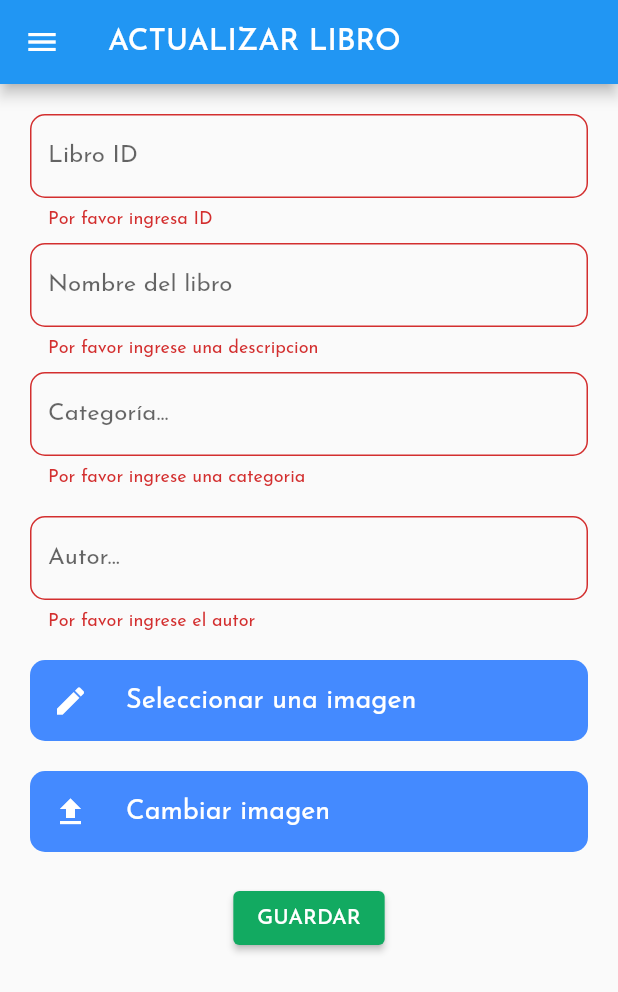
After one commit to inmtlux/flutterapp, a Flutter app: the LibroUpdateForm screen opened by its route, after a tap on "GUARDAR", on a phone screen of 412 x 824 dp. The commit adds this screen. Shown: the top 992 px of the screen. Run offline on Flutter 3.47's test engine with Material 2 defaults, Android fonts, the phone set to English and light mode, and no system bars; our stand-ins replace animated_splash_screen, card_swiper, charts_flutter, dio, font_awesome_flutter, google_fonts and 1 more; network calls fail.

Commit message:
form update added

```diff
--- a/flutterapp/lib/main.dart
+++ b/flutterapp/lib/main.dart
@@ -11,6 +11,7 @@
 import 'package:primera_prueba/screens/create-new-cuenta.dart'; //aca
 import 'package:primera_prueba/screens/inicio-screen.dart';
 import 'package:primera_prueba/screens/libro_form_screen.dart';
+import 'package:primera_prueba/screens/libro_update_form.dart';
 import 'package:primera_prueba/screens/login-screen.dart';
 import 'package:primera_prueba/screens/reporte_categoria_screen.dart';
 import 'package:primera_prueba/screens/reportes_screen.dart';
@@ -72,6 +73,7 @@
           'reporte_usuarios': (_) => UsuarioReporte(),
           'terror1_screen': (_) => Terror1Screen(),
           'libro_form_screen':(_) => LibroFormScreen(),
+          'libro_form_update':(_) => LibroUpdateForm()
         },
       ),
     );
--- a/flutterapp/lib/providers/libro_provider.dart
+++ b/flutterapp/lib/providers/libro_provider.dart
@@ -77,10 +77,14 @@
         headers: {HttpHeaders.contentTypeHeader: "application/json"},
         body: libro.toJson());
     // print(response.body);
+    final jsonRsp = convert.jsonDecode(response.body) as Map<String, dynamic>;
+    print('=========== Libro nuevo   =========');
+    print(jsonRsp['libro']['descripcion']);
+    print('=========== Libro nuevo   =========');
     // getLibros();
-    // notifyListeners();
-    final jsonRsp = convert.jsonDecode(response.body) as Map<String, dynamic>;
-    // notifyListeners();
+    getLibrosNovedades();
+    getLibrosPopulares();
+    notifyListeners();
     return jsonRsp;
   }
 
--- a/flutterapp/lib/screens/libro_form_screen.dart
+++ b/flutterapp/lib/screens/libro_form_screen.dart
@@ -89,7 +89,7 @@
 
     return Scaffold(
       appBar: AppBar(
-        title: Text('REGISTRO DE LIBROS'),
+        title: Text('REGISTRO DE LIBROS'),backgroundColor: Colors.blueAccent,
       ),
       body: Container(
         padding: const EdgeInsets.all(20.0),
@@ -192,6 +192,9 @@
             Container(
               child: ElevatedButton(
                 child: const Text('GUARDAR'),
+                style: ElevatedButton.styleFrom(
+                  primary: Color.fromARGB(255, 18, 170, 97)
+                ),
                 onPressed: () async {
                   if (_formKey.currentState!.validate()) {
                     ScaffoldMessenger.of(context).showSnackBar(
@@ -203,11 +206,12 @@
                       categoria: txtCategoria.text,
                       descripcion: txtDescripcion.text,
                       autor: txtAutor.text,
-                      img: txtImagen.text,
+                      img: '',
 
                     );
-
                     final rsp = await libroProvider.saveLibros(libro);
+                    print('=========== Libro nuevo   =========');
+                    print('Bienvenido ' + rsp['libro']['descripcion']);
                     String libroId = await (rsp['libro']['libroId']).toString();
                     await subir_imagen(libroId);
 
--- /dev/null
+++ b/flutterapp/lib/screens/libro_update_form.dart
@@ -0,0 +1,256 @@
+import 'package:flutter/cupertino.dart';
+import 'package:flutter/material.dart';
+import 'package:image_picker/image_picker.dart';
+import 'package:dio/dio.dart';
+import 'package:primera_prueba/models/libro.dart';
+import 'package:primera_prueba/providers/libro_provider.dart';
+import 'dart:io';
+
+import 'dart:async';
+
+import 'package:provider/provider.dart';
+
+import '../widgets/menu_lateral.dart';
+
+class LibroUpdateForm extends StatefulWidget {
+  @override
+  State<StatefulWidget> createState() => _LibroUpdateForm();
+}
+
+class _LibroUpdateForm extends State<LibroUpdateForm> {
+  final _formKey = GlobalKey<FormState>();
+  final txtId = TextEditingController();
+  final txtDescripcion = TextEditingController();
+  final txtAutor = TextEditingController();
+  final txtImagen = TextEditingController();
+  final txtCategoria = TextEditingController();
+  File? imagen;
+  String img = '';
+  final picker = ImagePicker();
+
+  Future setImage() async {
+    var pickedFile;
+
+    pickedFile = await picker.pickImage(source: ImageSource.gallery);
+    print(pickedFile);
+    setState(() {
+      if (pickedFile != null) {
+        imagen = File(pickedFile.path);
+        print('========================');
+        print(imagen!.path);
+        print('========================');
+      } else {
+        print('No seleccionaste ninguna imagen');
+      }
+    });
+  }
+
+  Dio dio = new Dio();
+  Future<void> subir_imagen(String id) async {
+    try {
+      String filename = imagen!.path.split('/').last;
+      print('========================');
+      print(filename);
+      print('========================');
+
+      FormData formData = new FormData.fromMap({
+        'archivo':
+            await MultipartFile.fromFile(imagen!.path, filename: filename)
+      });
+
+      await dio
+          .putUri(
+              Uri.http(
+                  'api-sliderin.herokuapp.com', '/api/upload/libros/' + id),
+              data: formData)
+          .then((value) {
+        print(value);
+      });
+    } catch (e) {
+      print(e.toString());
+    }
+  }
+
+  @override
+  Widget build(BuildContext context) {
+    final libroProvider = Provider.of<LibroProvider>(context);
+    final Libro? libro = ModalRoute.of(context)!.settings.arguments as Libro?;
+    if (libro != null) {
+      txtId.text = libro.libroId.toString();
+      txtDescripcion.text = libro.descripcion;
+      txtCategoria.text = libro.categoria;
+      txtAutor.text = libro.autor;
+      img = libro.img;
+    }
+
+    return Scaffold(
+        appBar: AppBar(
+          title: Text('ACTUALIZAR LIBRO'),
+        ),
+        drawer: MenuLateral(),
+        body: SingleChildScrollView(
+          padding: const EdgeInsets.all(20.0),
+          child: Form(
+            key: _formKey,
+            child: Column(
+              children: <Widget>[
+                TextFormField(
+                  decoration: InputDecoration(
+                      labelText: 'Libro ID',
+                      border: OutlineInputBorder(
+                          borderRadius: BorderRadius.circular(10.0))),
+                  controller: txtId,
+                  validator: (value) {
+                    if (value!.isEmpty) {
+                      return 'Por favor ingresa ID';
+                    }
+                  },
+                ),
+                SizedBox(
+                  height: 10,
+                ),
+                TextFormField(
+                  decoration: InputDecoration(
+                      labelText: 'Nombre del libro',
+                      border: OutlineInputBorder(
+                          borderRadius: BorderRadius.circular(10.0))),
+                  controller: txtDescripcion,
+                  validator: (value) {
+                    if (value!.isEmpty) {
+                      return 'Por favor ingrese una descripcion';
+                    }
+                  },
+                ),
+                SizedBox(
+                  height: 10,
+                ),
+                TextFormField(
+                  decoration: InputDecoration(
+                      labelText: 'Categoría...',
+                      border: OutlineInputBorder(
+                          borderRadius: BorderRadius.circular(10.0))),
+                  controller: txtCategoria,
+                  validator: (value) {
+                    if (value!.isEmpty) {
+                      return 'Por favor ingrese una categoria';
+                    }
+                  },
+                ),
+                SizedBox(
+                  height: 20,
+                ),
+                TextFormField(
+                  decoration: InputDecoration(
+                      labelText: 'Autor...',
+                      border: OutlineInputBorder(
+                          borderRadius: BorderRadius.circular(10.0))),
+                  controller: txtAutor,
+                  validator: (value) {
+                    if (value!.isEmpty) {
+                      return 'Por favor ingrese el autor';
+                    }
+                  },
+                ),
+                SizedBox(
+                  height: 20,
+                ),
+                InkWell(
+                  onTap: () {
+                    setImage();
+                  },
+                  child: Container(
+                    padding: EdgeInsets.all(15),
+                    decoration: BoxDecoration(
+                        color: Colors.blueAccent,
+                        borderRadius: BorderRadius.circular(10)),
+                    child: Row(
+                      children: [
+                        Icon(
+                          Icons.edit,
+                          color: Colors.white,
+                        ),
+                        SizedBox(
+                          width: 25,
+                        ),
+                        Expanded(
+                          child: Text(
+                            'Seleccionar una imagen ',
+                            style: TextStyle(fontSize: 18, color: Colors.white),
+                          ),
+                        ),
+                      ],
+                    ),
+                  ),
+                ),
+                SizedBox(
+                  height: 20,
+                ),
+                InkWell(
+                  onTap: () async {
+                    await subir_imagen(txtId.text);
+                    libroProvider.getLibrosNovedades();
+                    libroProvider.getLibrosPopulares();
+                  },
+                  child: Container(
+                    padding: EdgeInsets.all(15),
+                    decoration: BoxDecoration(
+                        color: Colors.blueAccent,
+                        borderRadius: BorderRadius.circular(10)),
+                    child: Row(
+                      children: [
+                        Icon(
+                          Icons.upload,
+                          color: Colors.white,
+                        ),
+                        SizedBox(
+                          width: 25,
+                        ),
+                        Expanded(
+                          child: Text(
+                            'Cambiar imagen',
+                            style: TextStyle(fontSize: 18, color: Colors.white),
+                          ),
+                        ),
+                      ],
+                    ),
+                  ),
+                ),
+                SizedBox(
+                  height: 20,
+                ),
+                Container(
+                  child: ElevatedButton(
+                    child: const Text('GUARDAR'),
+                    style: ElevatedButton.styleFrom(
+                        primary: Color.fromARGB(255, 18, 170, 97)),
+                    onPressed: () async {
+                      if (_formKey.currentState!.validate()) {
+                        ScaffoldMessenger.of(context).showSnackBar(
+                            const SnackBar(content: Text('Validando...')));
+
+                        var libro = Libro(
+                          id: '',
+                          libroId: int.parse(txtId.text),
+                          categoria: txtCategoria.text,
+                          descripcion: txtDescripcion.text,
+                          autor: txtAutor.text,
+                          img: img,
+                        );
+                        final rsp = await libroProvider.saveLibros(libro);
+                        print('=========== Libro nuevo   =========');
+                        print('Bienvenido ' + rsp['libro']['descripcion']);
+                        String libroId =
+                            await (rsp['libro']['libroId']).toString();
+
+                        Navigator.pushNamed(
+                            context, 'principal_screen');
+                      }
+                    },
+                  ),
+                )
+              ],
+            ),
+          ),
+        ));
+  }
+}
--- a/flutterapp/lib/screens/login-screen.dart
+++ b/flutterapp/lib/screens/login-screen.dart
@@ -20,6 +20,7 @@
     void ingresar(email, pass) async {
       try {
         var url = Uri.https('api-sliderin.herokuapp.com', '/api/auth');
+        // var url = Uri.https('localhost:8080', '/api/auth');
         var response = await http.post(url, body: {
           'email': email,
           'password': password
```
Also changed, not shown: flutterapp/lib/screens/inicio-screen.dart (+35 -12 lines), 2 other files.
